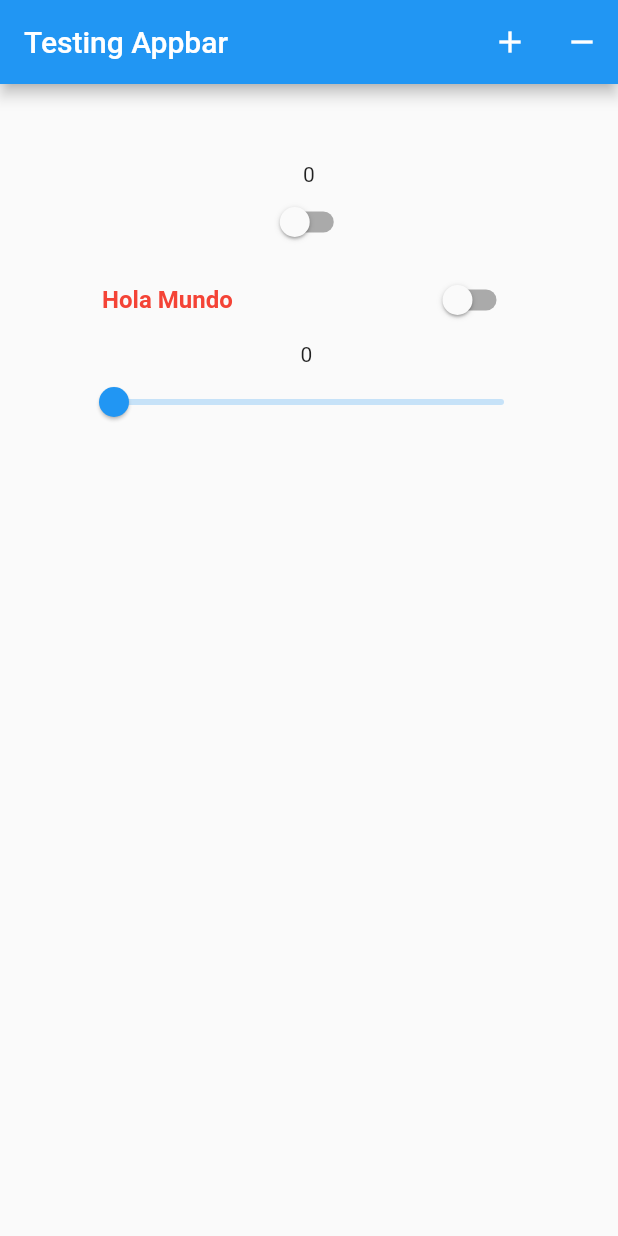
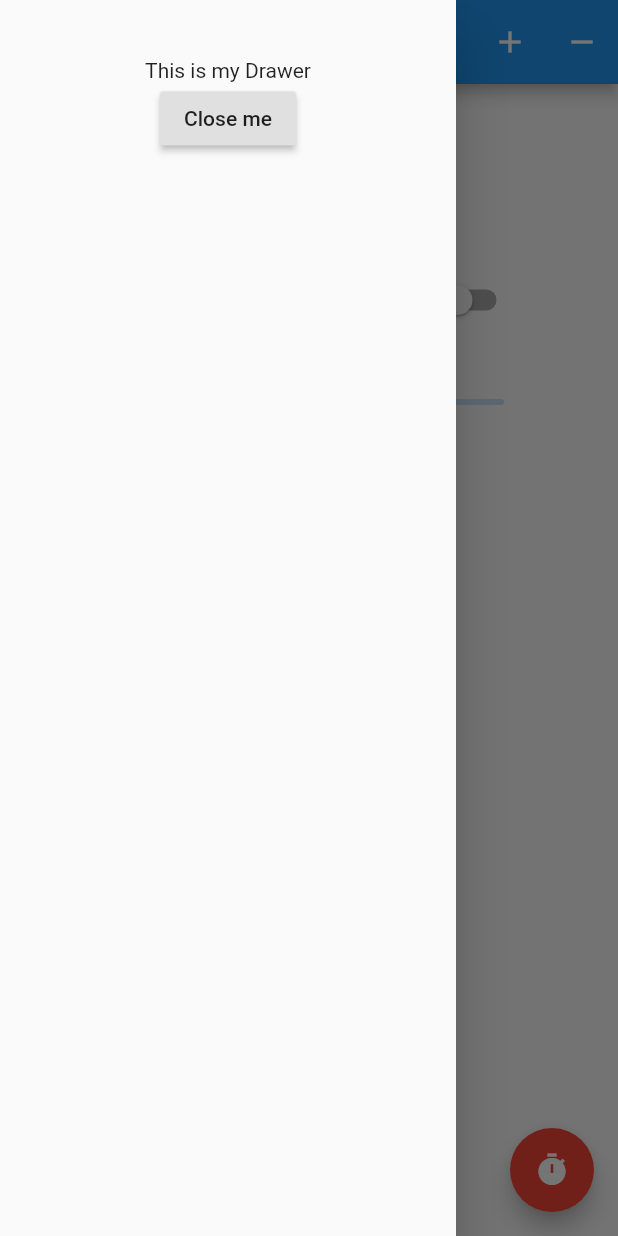
Before and after one commit to FreakDroid/FlutterDemo, a Flutter app: the screen it shows after launch, with the side drawer open (before the commit the screen has no drawer), on a phone screen of 412 x 824 dp. Run offline on Flutter 3.47's test engine with Material 2 defaults, Android fonts, the phone set to English and light mode, and no system bars.

Commit message:
Update demo with new controls

```diff
--- a/lib/main.dart
+++ b/lib/main.dart
@@ -119,6 +119,24 @@ class _State extends State<MyApp> {
     });
   }
 
+  void _showButton(){
+    showModalBottomSheet<void>(
+        context: context,
+        builder: (BuildContext context){
+          return new Container(
+              padding: new EdgeInsets.all(39.0),
+              child: new Row(
+                mainAxisAlignment: MainAxisAlignment.center,
+                children: <Widget>[
+                  new Text('Some data here', style: new TextStyle(color: Colors.red, fontWeight: FontWeight.bold)),
+                  new RaisedButton(onPressed: () => Navigator.pop(context), child: new Text("Close"))
+                ],
+              ),
+          );
+        }
+    );
+  }
+
   @override
   Widget build(BuildContext context) {
     // TODO: implement build
@@ -129,6 +147,21 @@ class _State extends State<MyApp> {
           new IconButton(icon: new Icon(Icons.add), onPressed: _add),
           new IconButton(icon: new Icon(Icons.remove), onPressed: _substract)
         ],
+      ),
+      floatingActionButton: new FloatingActionButton(onPressed: _onPressed2,
+        backgroundColor: Colors.red,
+        child: new Icon(Icons.timer),
+      ),
+      drawer: new Drawer(
+        child: new Container(
+          padding: new EdgeInsets.all(39.0),
+          child: new Column(
+            children: <Widget>[
+              new Text("This is my Drawer"),
+              new RaisedButton(onPressed: () => Navigator.pop(context), child: new Text("Close me"),)
+            ],
+          )
+        ),
       ),
       body: new Container(
         padding: new EdgeInsets.all(52.0),
@@ -172,7 +205,9 @@ class _State extends State<MyApp> {
                   ),
                 ),
               new Text("${(_myDoubleVar * 100).round()} "),
-              new Slider(value: _myDoubleVar, onChanged: _setValue)
+              new Slider(value: _myDoubleVar, onChanged: _setValue),
+              new Text("${_value}"),
+              new RaisedButton(onPressed: _showButton, child: new Text("Click me")),
             ],
           ),
         ),
```
